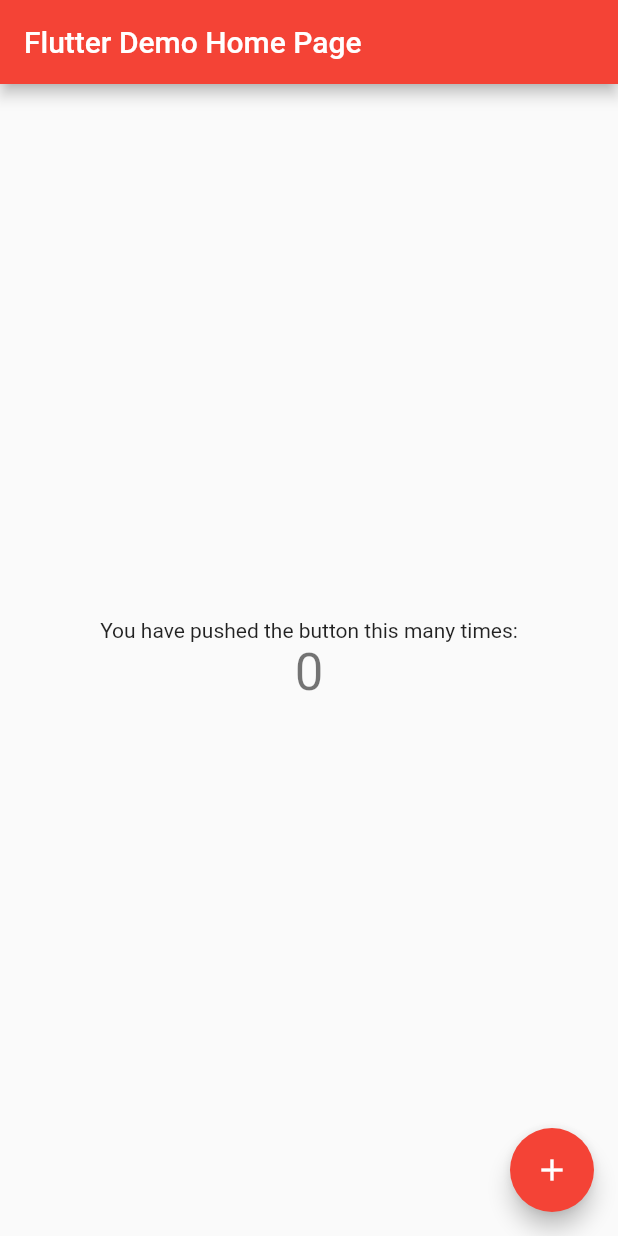
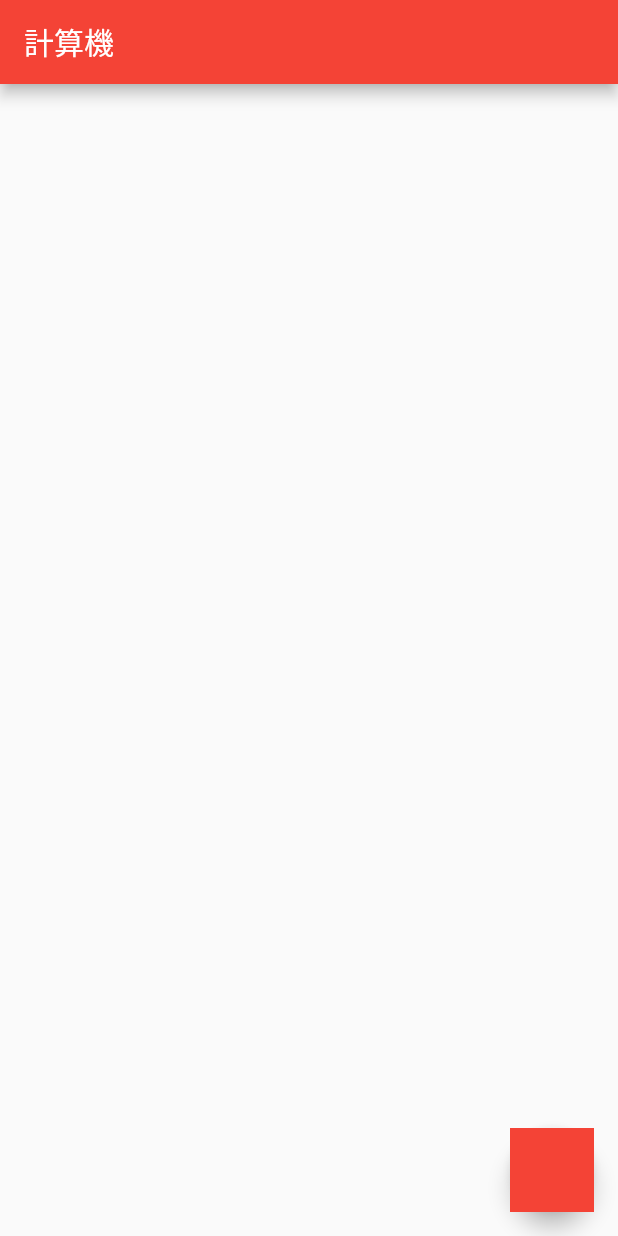
Before and after one commit to yossi1118n2/DaliyFlutter, a Flutter app: the screen it shows after launch, on a phone screen of 412 x 824 dp. Run offline on Flutter 3.47's test engine with Material 2 defaults, Android fonts, the light colour scheme and no system bars.

```diff
--- a/calculation_bowling/lib/main.dart
+++ b/calculation_bowling/lib/main.dart
@@ -9,7 +9,7 @@
   @override
   Widget build(BuildContext context) {
     return MaterialApp(
-      title: 'Flutter Demo',
+      title: 'ボウリング計算機',
       theme: ThemeData(
         // This is the theme of your application.
         //
@@ -22,43 +22,22 @@
         // is not restarted.
         primarySwatch: Colors.red,
       ),
-      home: MyHomePage(title: 'Flutter Demo Home Page'),
+      home: Page()
     );
   }
 }
 
-class MyHomePage extends StatefulWidget {
-  MyHomePage({Key key, this.title}) : super(key: key);
-
-  // This widget is the home page of your application. It is stateful, meaning
-  // that it has a State object (defined below) that contains fields that affect
-  // how it looks.
-
-  // This class is the configuration for the state. It holds the values (in this
-  // case the title) provided by the parent (in this case the App widget) and
-  // used by the build method of the State. Fields in a Widget subclass are
-  // always marked "final".
-
-  final String title;
-
+class Page extends StatefulWidget{
   @override
-  _MyHomePageState createState() => _MyHomePageState();
+  _PageState createState() => _PageState();
 }
 
-class _MyHomePageState extends State<MyHomePage> {
-  int _counter = 0;
+class _PageState extends State<Page>{
 
-  void _incrementCounter() {
-    setState(() {
-      // This call to setState tells the Flutter framework that something has
-      // changed in this State, which causes it to rerun the build method below
-      // so that the display can reflect the updated values. If we changed
-      // _counter without calling setState(), then the build method would not be
-      // called again, and so nothing would appear to happen.
-      _counter++;
-    });
+  void _pushdatabase() {
+    //ここにデータベースに入れるためのコードを記載
+
   }
-
   @override
   Widget build(BuildContext context) {
     // This method is rerun every time setState is called, for instance as done
@@ -71,7 +50,7 @@
       appBar: AppBar(
         // Here we take the value from the MyHomePage object that was created by
         // the App.build method, and use it to set our appbar title.
-        title: Text(widget.title),
+        title: Text('計算機'),
       ),
       body: Center(
         // Center is a layout widget. It takes a single child and positions it
@@ -93,20 +72,14 @@
           // horizontal).
           mainAxisAlignment: MainAxisAlignment.center,
           children: <Widget>[
-            Text(
-              'You have pushed the button this many times:',
-            ),
-            Text(
-              '$_counter',
-              style: Theme.of(context).textTheme.headline4,
-            ),
+            //ここにWidgetを配置
           ],
         ),
       ),
       floatingActionButton: FloatingActionButton(
-        onPressed: _incrementCounter,
-        tooltip: 'Increment',
-        child: Icon(Icons.add),
+        onPressed: _pushdatabase,
+        tooltip: 'データベースに保存',
+        child: Container(color: Colors.red),
       ), // This trailing comma makes auto-formatting nicer for build methods.
     );
   }
```
